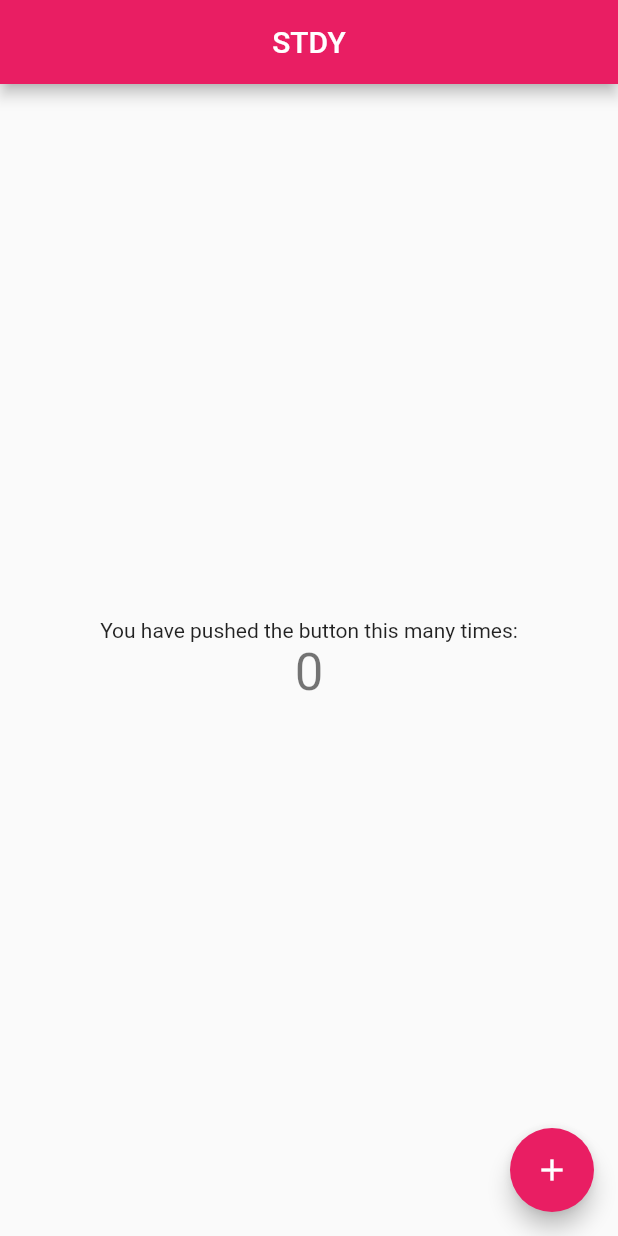
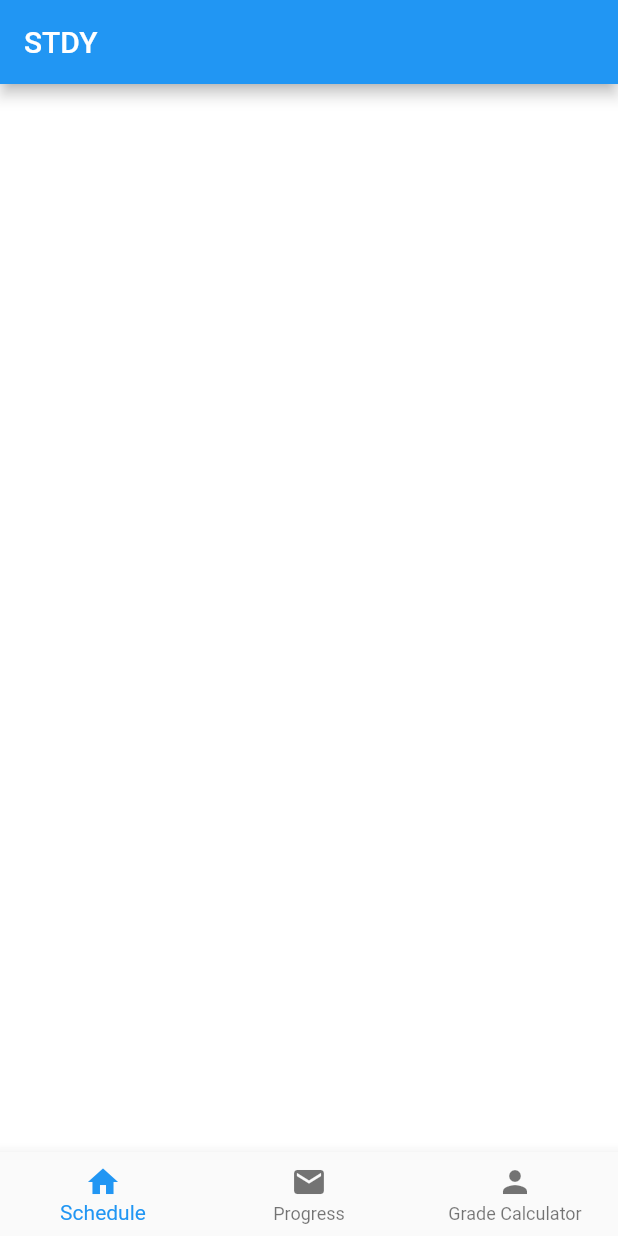
Before and after one commit to SUMR2020/STDY, a Flutter app: the screen it shows after launch, on a phone screen of 412 x 824 dp. Run offline on Flutter 3.47's test engine with Material 2 defaults, Android fonts, the phone set to English and light mode, and no system bars.

```diff
--- /dev/null
+++ b/stdy/lib/home_widget.dart
@@ -0,0 +1,51 @@
+import 'package:flutter/material.dart';
+import 'placeholder_widget.dart';
+
+
+class Home extends StatefulWidget {
+  @override
+  State<StatefulWidget> createState() {
+    return _HomeState();
+  }
+}
+
+class _HomeState extends State<Home> {
+  @override
+  int _currentIndex = 0;
+  final List<Widget> _children = [
+    PlaceholderWidget(Colors.white),
+    PlaceholderWidget(Colors.deepOrange), // put progress widget here (minna)
+    PlaceholderWidget(Colors.deepOrange) // put grademain widget here(sharjeel)
+  ];
+  Widget build(BuildContext context) {
+    return Scaffold(
+      appBar: AppBar(
+        title: Text('STDY'),
+      ),
+      body: _children[_currentIndex],
+      bottomNavigationBar: BottomNavigationBar(
+        onTap: onTabTapped,
+        currentIndex: _currentIndex,
+        items: [
+          new BottomNavigationBarItem(
+            icon: Icon(Icons.home),
+            title: Text('Schedule'),
+          ),
+          new BottomNavigationBarItem(
+            icon: Icon(Icons.mail),
+            title: Text('Progress'),
+          ),
+          new BottomNavigationBarItem(
+              icon: Icon(Icons.person),
+              title: Text('Grade Calculator')
+          )
+        ],
+      ),
+    );
+  }
+  void onTabTapped(int index) {
+    setState(() {
+      _currentIndex = index;
+    });
+  }
+}
--- a/stdy/lib/main.dart
+++ b/stdy/lib/main.dart
@@ -1,4 +1,6 @@
 import 'package:flutter/material.dart';
+import 'home_widget.dart';
+
 
 void main() => runApp(MyApp());
 
@@ -8,105 +10,7 @@ class MyApp extends StatelessWidget {
   Widget build(BuildContext context) {
     return MaterialApp(
       title: 'STDY',
-      theme: ThemeData(
-        // This is the theme of your application.
-        //
-        // Try running your application with "flutter run". You'll see the
-        // application has a blue toolbar. Then, without quitting the app, try
-        // changing the primarySwatch below to Colors.green and then invoke
-        // "hot reload" (press "r" in the console where you ran "flutter run",
-        // or simply save your changes to "hot reload" in a Flutter IDE).
-        // Notice that the counter didn't reset back to zero; the application
-        // is not restarted.
-        primarySwatch: Colors.pink,
-      ),
-      home: MyHomePage(title: 'STDY'),
+      home: Home(),
     );
   }
 }
-
-class MyHomePage extends StatefulWidget {
-  MyHomePage({Key key, this.title}) : super(key: key);
-
-  // This widget is the home page of your application. It is stateful, meaning
-  // that it has a State object (defined below) that contains fields that affect
-  // how it looks.
-
-  // This class is the configuration for the state. It holds the values (in this
-  // case the title) provided by the parent (in this case the App widget) and
-  // used by the build method of the State. Fields in a Widget subclass are
-  // always marked "final".
-
-  final String title;
-
-  @override
-  _MyHomePageState createState() => _MyHomePageState();
-}
-
-class _MyHomePageState extends State<MyHomePage> {
-  int _counter = 0;
-
-  void _incrementCounter() {
-    setState(() {
-      // This call to setState tells the Flutter framework that something has
-      // changed in this State, which causes it to rerun the build method below
-      // so that the display can reflect the updated values. If we changed
-      // _counter without calling setState(), then the build method would not be
-      // called again, and so nothing would appear to happen.
-      _counter++;
-    });
-  }
-
-  @override
-  Widget build(BuildContext context) {
-    // This method is rerun every time setState is called, for instance as done
-    // by the _incrementCounter method above.
-    //
-    // The Flutter framework has been optimized to make rerunning build methods
-    // fast, so that you can just rebuild anything that needs updating rather
-    // than having to individually change instances of widgets.
-    return Scaffold(
-      appBar: AppBar(
-        // Here we take the value from the MyHomePage object that was created by
-        // the App.build method, and use it to set our appbar title.
-        title: Text(widget.title),
-        centerTitle: true,
-      ),
-      body: Center(
-        // Center is a layout widget. It takes a single child and positions it
-        // in the middle of the parent.
-        child: Column(
-          // Column is also a layout widget. It takes a list of children and
-          // arranges them vertically. By default, it sizes itself to fit its
-          // children horizontally, and tries to be as tall as its parent.
-          //
-          // Invoke "debug painting" (press "p" in the console, choose the
-          // "Toggle Debug Paint" action from the Flutter Inspector in Android
-          // Studio, or the "Toggle Debug Paint" command in Visual Studio Code)
-          // to see the wireframe for each widget.
-          //
-          // Column has various properties to control how it sizes itself and
-          // how it positions its children. Here we use mainAxisAlignment to
-          // center the children vertically; the main axis here is the vertical
-          // axis because Columns are vertical (the cross axis would be
-          // horizontal).
-          mainAxisAlignment: MainAxisAlignment.center,
-          children: <Widget>[
-            Text(
-              'You have pushed the button this many times:',
-            ),
-            Text(
-              '$_counter',
-              style: Theme.of(context).textTheme.display1,
-            ),
-          ],
-        ),
-      ),
-      floatingActionButton: FloatingActionButton(
-        onPressed: _incrementCounter,
-        tooltip: 'Increment',
-        child: Icon(Icons.add),
-      ), // This trailing comma makes auto-formatting nicer for build methods.
-    );
-  }
-}
--- /dev/null
+++ b/stdy/lib/placeholder_widget.dart
@@ -0,0 +1,14 @@
+import 'package:flutter/material.dart';
+
+class PlaceholderWidget extends StatelessWidget {
+  final Color color;
+
+  PlaceholderWidget(this.color);
+
+  @override
+  Widget build(BuildContext context) {
+    return Container(
+      color: color,
+    );
+  }
+}
```
